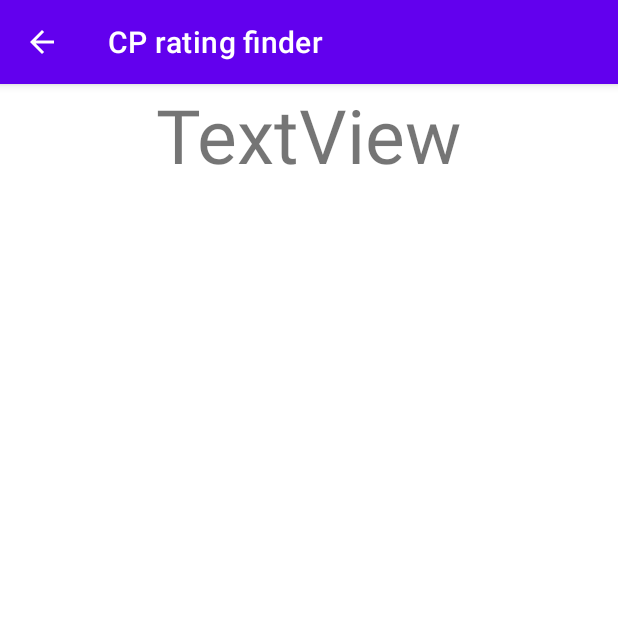
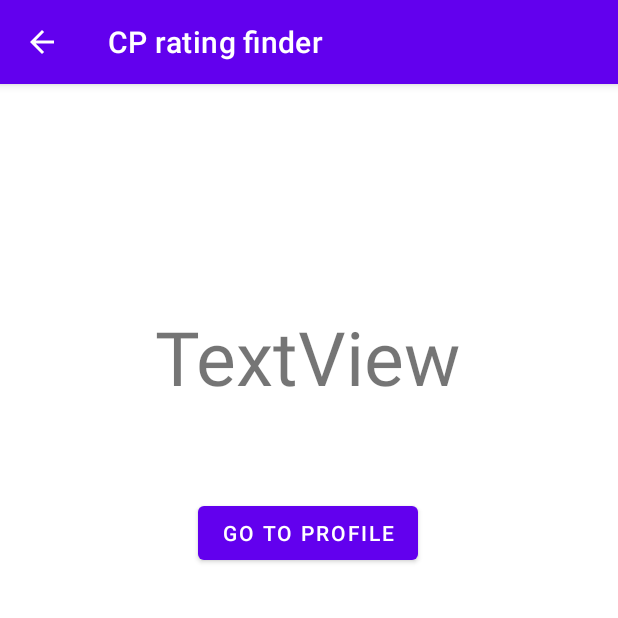
Before and after one commit to shubhamgarg1671/ratingfinder, an Android app: the DisplayRatingActivity screen opened directly, with no data from a screen before it, on a phone screen of 412 x 824 dp, the top half of it. Run offline under Robolectric (Android 15) with nearby library versions, the phone set to English and light mode, and no system bars; our stand-ins replace Volley.

Commit message:
DisplayRatingActivity button added for redirecting to profile

```diff
--- a/app/src/main/res/layout/activity_display_rating.xml
+++ b/app/src/main/res/layout/activity_display_rating.xml
@@ -10,9 +10,22 @@
         android:id="@+id/ratingOutput"
         android:layout_width="wrap_content"
         android:layout_height="wrap_content"
+        android:layout_marginTop="148dp"
         android:text="TextView"
         android:textSize="50sp"
         app:layout_constraintEnd_toEndOf="parent"
+        app:layout_constraintHorizontal_bias="0.497"
         app:layout_constraintStart_toStartOf="parent"
-        tools:layout_editor_absoluteY="106dp" />
+        app:layout_constraintTop_toTopOf="parent" />
+
+    <Button
+        android:id="@+id/gotoProfile"
+        android:layout_width="wrap_content"
+        android:layout_height="wrap_content"
+        android:layout_marginTop="60dp"
+        android:text="Go to profile"
+        app:layout_constraintEnd_toEndOf="parent"
+        app:layout_constraintHorizontal_bias="0.498"
+        app:layout_constraintStart_toStartOf="parent"
+        app:layout_constraintTop_toBottomOf="@+id/ratingOutput" />
 </androidx.constraintlayout.widget.ConstraintLayout>
--- a/build.gradle
+++ b/build.gradle
@@ -6,7 +6,7 @@ buildscript {
         jcenter()
     }
     dependencies {
-        classpath 'com.android.tools.build:gradle:4.2.0'
+        classpath 'com.android.tools.build:gradle:4.2.1'
         classpath "org.jetbrains.kotlin:kotlin-gradle-plugin:$kotlin_version"
 
         // NOTE: Do not place your application dependencies here; they belong
```
Also changed, not shown: app/src/main/java/com/example/ratingfinder/DisplayRatingActivity.kt (+38 -5 lines).
